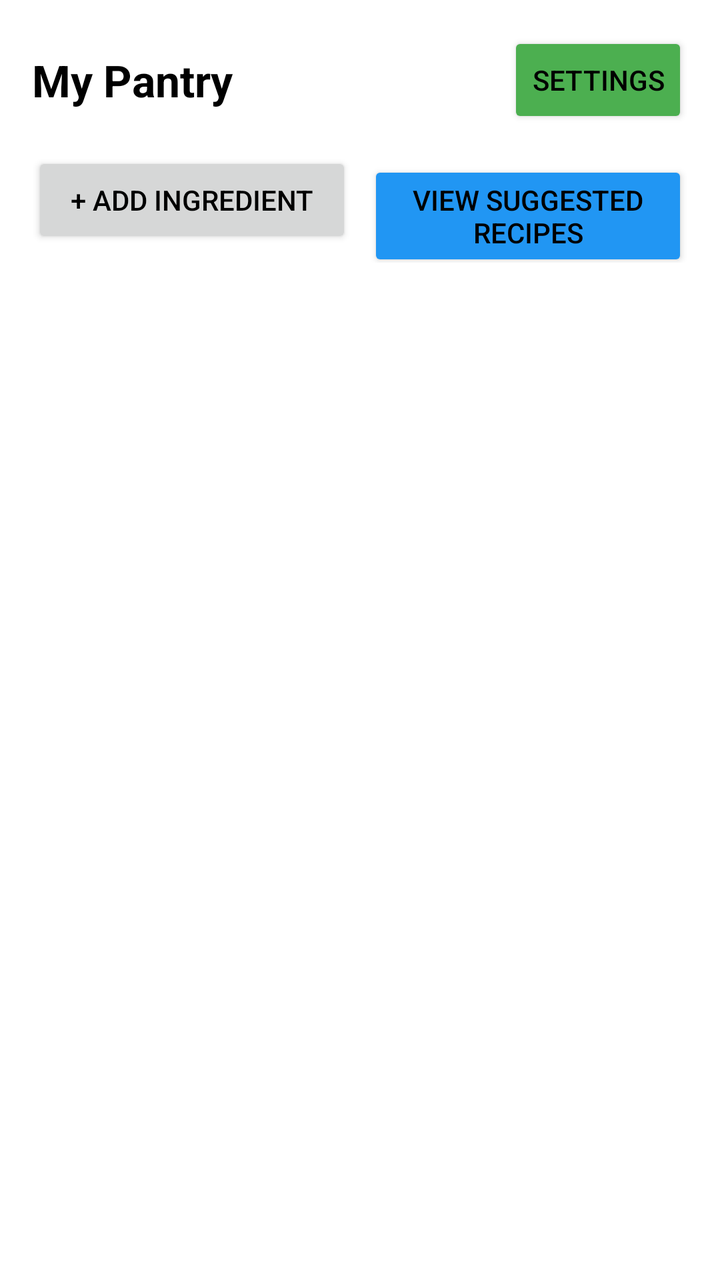
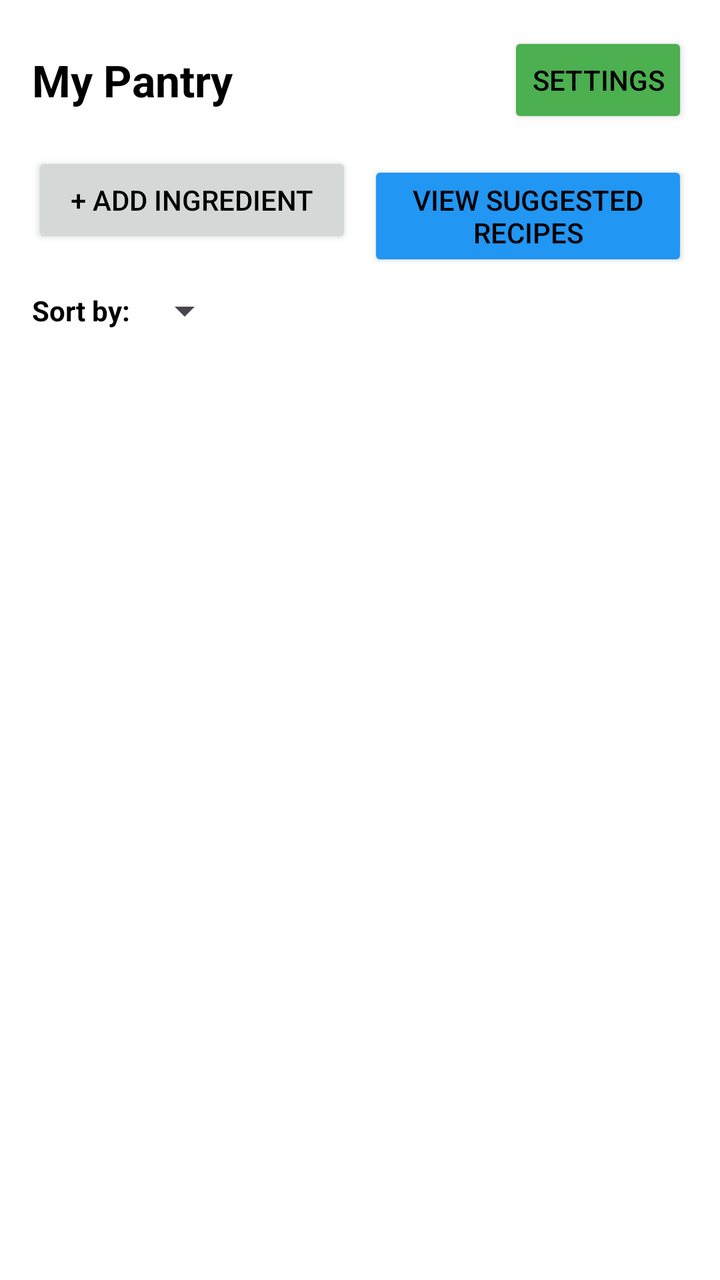

Two renders of the same Android screen: before a commit and after it. Below are the layout's source before the change and the commit's diff.
<!-- AndroidManifest.xml: application theme Theme.SmartPantryManager -->
<!-- res/layout/activity_main.xml -->
<?xml version="1.0" encoding="utf-8"?>
<LinearLayout xmlns:android="http://schemas.android.com/apk/res/android"
    xmlns:app="http://schemas.android.com/apk/res-auto"
    android:id="@+id/main"
    android:layout_width="match_parent"
    android:layout_height="match_parent"
    android:orientation="vertical"
    android:padding="16dp">

    <LinearLayout
        android:layout_width="match_parent"
        android:layout_height="wrap_content"
        android:orientation="horizontal"
        android:gravity="center_vertical"
        android:layout_marginBottom="12dp">

        <TextView
            android:id="@+id/tvPantryTitle"
            android:layout_width="0dp"
            android:layout_height="wrap_content"
            android:layout_weight="1"
            android:text="@string/title_pantry"
            android:textSize="22sp"
            android:textStyle="bold" />

        <Button
            android:id="@+id/btnSettings"
            android:layout_width="wrap_content"
            android:layout_height="wrap_content"
            android:text="@string/btn_settings"
            app:backgroundTint="@color/settings_button_color" />
    </LinearLayout>

    <LinearLayout
        android:layout_width="match_parent"
        android:layout_height="wrap_content"
        android:orientation="horizontal"
        android:layout_marginBottom="12dp">

        <Button
            android:id="@+id/btnAddIngredient"
            android:layout_width="0dp"
            android:layout_height="wrap_content"
            android:layout_weight="1"
            android:layout_marginEnd="4dp"
            android:text="@string/btn_add_ingredient" />

        <Button
            android:id="@+id/btnSuggestedRecipes"
            android:layout_width="0dp"
            android:layout_height="wrap_content"
            android:layout_weight="1"
            android:layout_marginStart="4dp"
            android:text="@string/btn_suggested_recipes"
            app:backgroundTint="@color/recipe_button_color" />
    </LinearLayout>

    <androidx.recyclerview.widget.RecyclerView
        android:id="@+id/rvPantry"
        android:layout_width="match_parent"
        android:layout_height="0dp"
        android:layout_weight="1" />

    <TextView
        android:id="@+id/tvEmptyPantry"
        android:layout_width="match_parent"
        android:layout_height="wrap_content"
        android:text="Pantry is currently empty. Tap '+ Add Ingredient' to stock items."
        android:textAlignment="center"
        android:padding="16dp"
        android:visibility="gone" />

</LinearLayout>
<!-- resources referenced by this layout -->
<resources>
  <color name="recipe_button_color">#2196F3</color>
  <color name="settings_button_color">#4CAF50</color>
  <string name="btn_add_ingredient">+ Add Ingredient</string>
  <string name="btn_settings">Settings</string>
  <string name="btn_suggested_recipes">View Suggested Recipes</string>
  <string name="title_pantry">My Pantry</string>
  <style name="Theme.SmartPantryManager" parent="Base.Theme.SmartPantryManager" />
  <style name="Base.Theme.SmartPantryManager" parent="Theme.Material3.DayNight.NoActionBar">
          <item name="android:windowBackground">@color/background_color</item>
          <item name="android:textColor">@color/text_color</item>
          <item name="colorSecondary">@color/secondary_color</item>
      </style>
  <color name="background_color">#FFFFFFFF</color>
  <color name="text_color">#FF000000</color>
  <color name="secondary_color">#FFBB86FC</color>
</resources>

<!-- the commit's change to res/layout/activity_main.xml (unified diff, before → after) -->
@@ -55,6 +55,25 @@
             app:backgroundTint="@color/recipe_button_color" />
     </LinearLayout>
 
+    <LinearLayout
+        android:layout_width="match_parent"
+        android:layout_height="wrap_content"
+        android:orientation="horizontal"
+        android:gravity="center_vertical"
+        android:layout_marginBottom="8dp">
+
+        <TextView
+            android:layout_width="wrap_content"
+            android:layout_height="wrap_content"
+            android:text="Sort by: "
+            android:textStyle="bold" />
+
+        <Spinner
+            android:id="@+id/spnSortIngredients"
+            android:layout_width="wrap_content"
+            android:layout_height="wrap_content" />
+    </LinearLayout>
+
     <androidx.recyclerview.widget.RecyclerView
         android:id="@+id/rvPantry"
         android:layout_width="match_parent"
